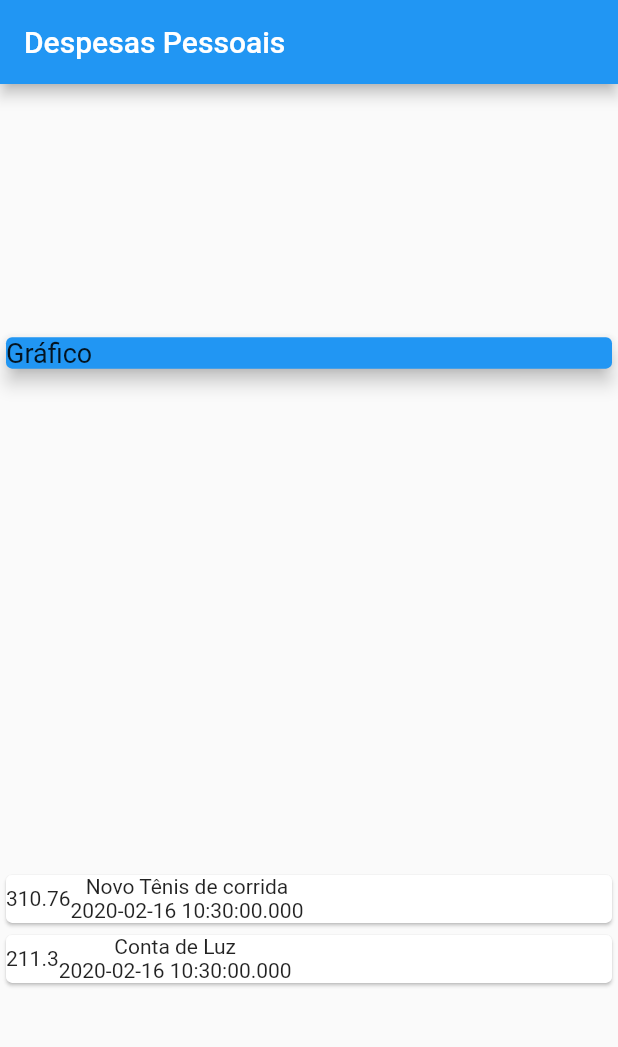
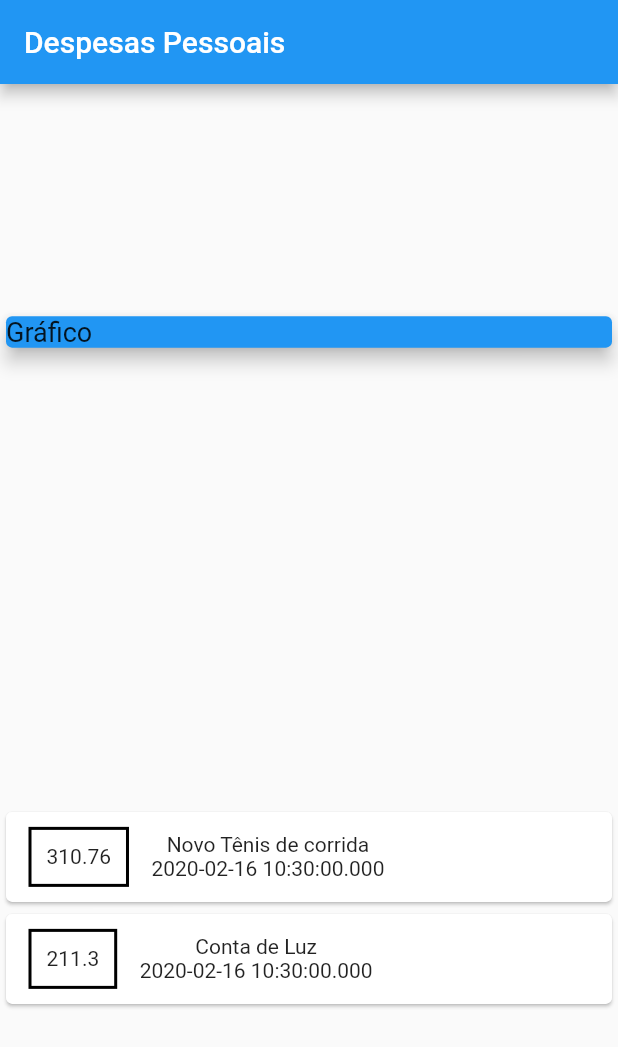
Before and after one commit to JairoAlves23/Udemy_Cod3r_Expenses, a Flutter app: the screen it shows after launch, on a phone screen of 412 x 824 dp. Shown: the top 1047 px of the screen. Run offline on Flutter 3.47's test engine with Material 2 defaults, Android fonts, the phone set to English and light mode, and no system bars.

Commit message:
Screenshot_1581893980_aula4

```diff
--- a/lib/home.dart
+++ b/lib/home.dart
@@ -43,12 +43,19 @@ class _HomeState extends State<Home> {
                     child: Row(
                   children: <Widget>[
                     Container(
+                      margin:
+                          EdgeInsets.symmetric(horizontal: 15, vertical: 10),
+                      padding: EdgeInsets.all(10),
+                      decoration: BoxDecoration(
+                          border: Border.all(color: Colors.black, width: 2)),
                       child: Text(tr.value.toString()),
                     ),
-                    Column(children: <Widget>[
-                      Text(tr.title),
-                      Text(tr.date.toString()),
-                    ],)
+                    Column(
+                      children: <Widget>[
+                        Text(tr.title),
+                        Text(tr.date.toString()),
+                      ],
+                    )
                   ],
                 ));
               }).toList(),
```
Also changed, not shown: Screenshot_1581893980_aula4.png (added).
